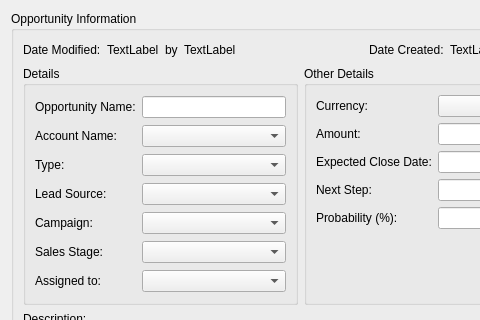
Old version of the form client/src/opportunitydetails.ui in the repository KDAB/FatCRM; both pictures show x 0 to 480 and y 0 to 320 of the 602 by 600 pixel window.
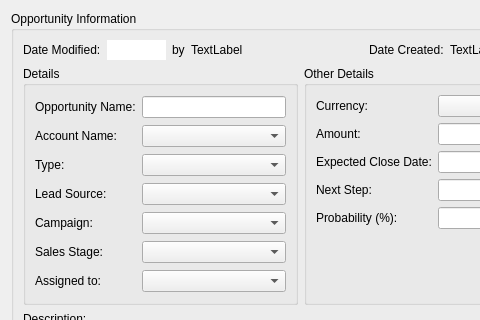
New version of the form.

The edit to the form file:
```diff
--- a/client/src/opportunitydetails.ui
+++ b/client/src/opportunitydetails.ui
@@ -30,9 +30,12 @@
          </widget>
         </item>
         <item>
-         <widget class="QLabel" name="modifiedDate">
-          <property name="text">
-           <string>TextLabel</string>
+         <widget class="QLineEdit" name="modifiedDate">
+          <property name="frame">
+           <bool>false</bool>
+          </property>
+          <property name="readOnly">
+           <bool>true</bool>
           </property>
          </widget>
         </item>
```
